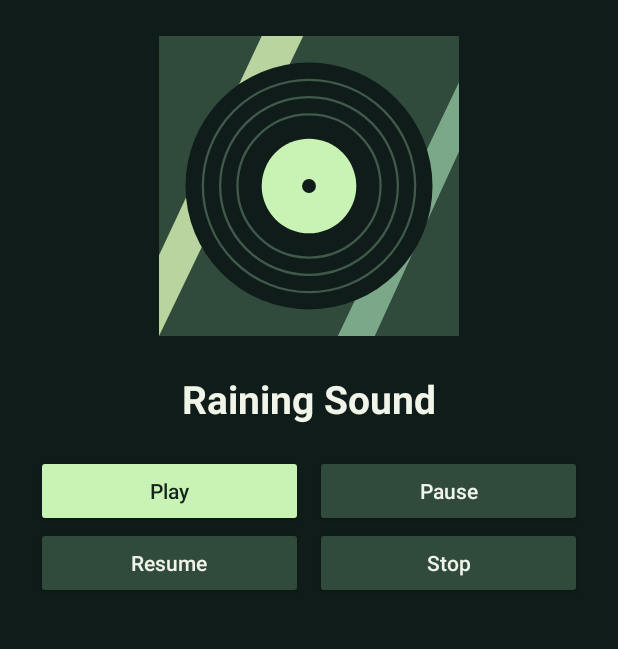
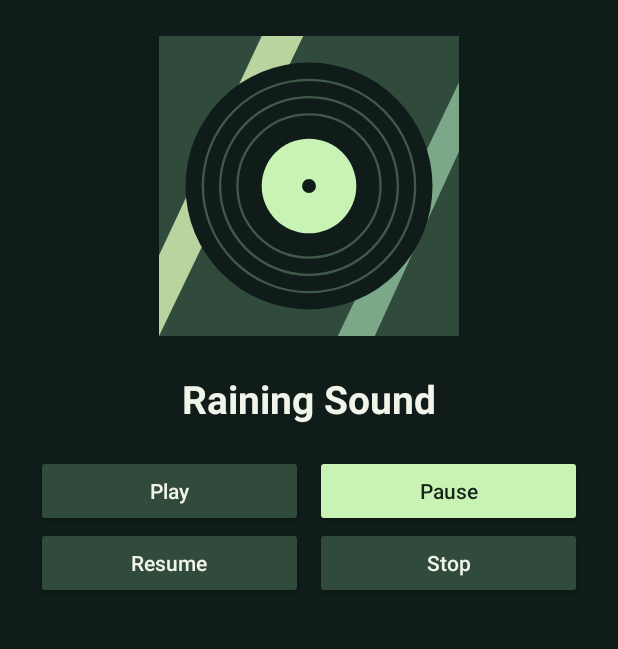
Before and after one commit to y0unglewis/music-player, an Android app: the screen it shows after launch (MainActivity), after a tap on "Pause", on a phone screen of 412 x 824 dp, the part 335-984 px from its top. Run offline under Robolectric (Android 15) with nearby library versions, the phone set to English and light mode, and no system bars; 1 statement that could not run was skipped.

Commit message:
Highlight last pressed music control with existing theme colors

```diff
--- a/app/src/main/java/com/example/mymusic/MainActivity.java
+++ b/app/src/main/java/com/example/mymusic/MainActivity.java
@@ -7,6 +7,7 @@ import android.content.Context;
 import android.content.Intent;
 import android.content.ServiceConnection;
 import android.content.pm.PackageManager;
+import android.content.res.ColorStateList;
 import android.os.Build;
 import android.os.Bundle;
 import android.os.IBinder;
@@ -48,10 +49,35 @@ public class MainActivity extends Activity {
     }
 
     private void setupListeners() {
-        btnPlay.setOnClickListener(v -> playMusic());
-        btnPause.setOnClickListener(v -> pauseMusic());
-        btnResume.setOnClickListener(v -> resumeMusic());
-        btnStop.setOnClickListener(v -> stopMusic());
+        btnPlay.setOnClickListener(v -> {
+            playMusic();
+            updateButtonColor(btnPlay);
+        });
+        btnPause.setOnClickListener(v -> {
+            pauseMusic();
+            updateButtonColor(btnPause);
+        });
+        btnResume.setOnClickListener(v -> {
+            resumeMusic();
+            updateButtonColor(btnResume);
+        });
+        btnStop.setOnClickListener(v -> {
+            stopMusic();
+            updateButtonColor(btnStop);
+        });
+    }
+
+    // Tô màu nút vừa bấm, các nút còn lại trở về màu mặc định.
+    private void updateButtonColor(Button selectedButton) {
+        Button[] buttons = {btnPlay, btnPause, btnResume, btnStop};
+
+        for (Button button : buttons) {
+            boolean selected = button == selectedButton;
+            int background = getColor(selected ? R.color.primary : R.color.surface);
+            int text = getColor(selected ? R.color.on_primary : R.color.text);
+            button.setBackgroundTintList(ColorStateList.valueOf(background));
+            button.setTextColor(text);
+        }
     }
 
     private void playMusic() {
```
Also changed, not shown: 1 other file.
